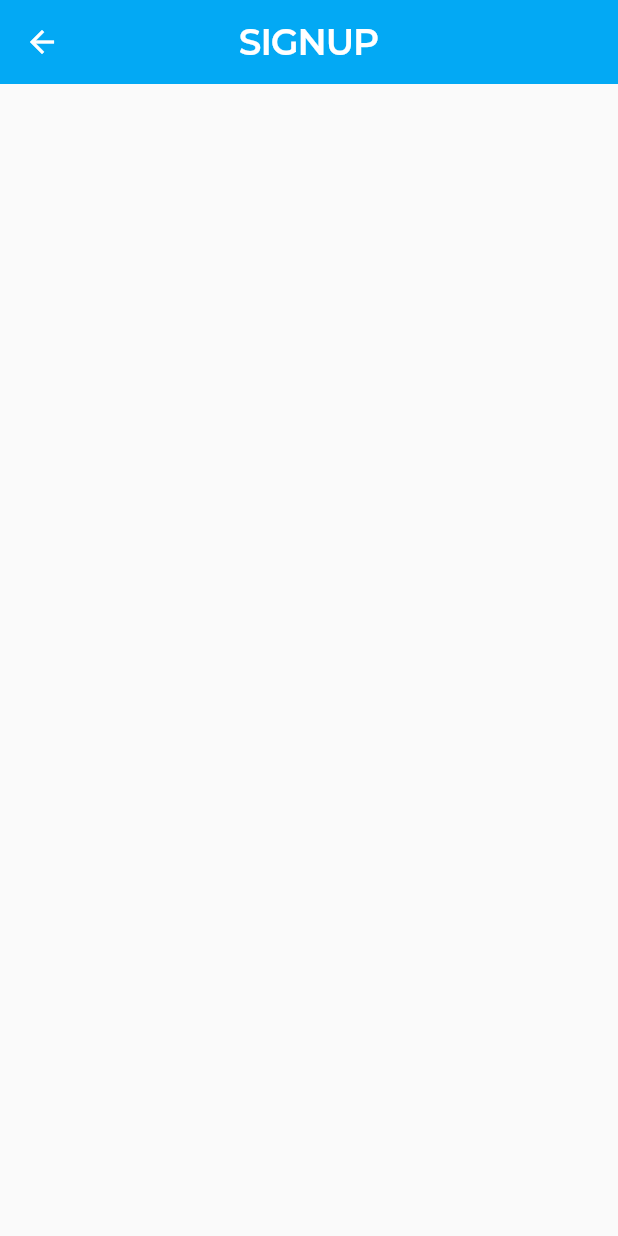
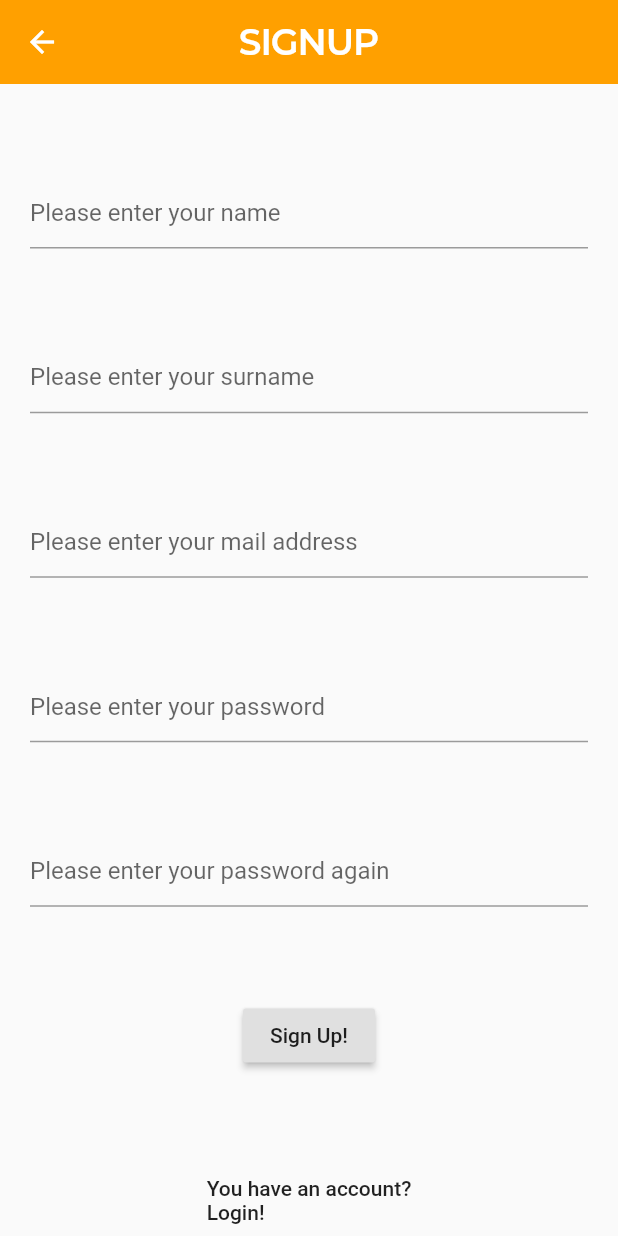
Before and after one commit to oytunkuday/campSU, a Flutter app: the SignUp screen opened by its route, on a phone screen of 412 x 824 dp. Run offline on Flutter 3.47's test engine with Material 2 defaults, Android fonts, the light colour scheme and no system bars; our stand-ins replace email_validator, google_fonts, video_player; network calls fail.

Commit message:
Sign up to this very unsuspicious thing

```diff
--- a/lib/routes/signup.dart
+++ b/lib/routes/signup.dart
@@ -1,6 +1,8 @@
 import 'package:flutter/material.dart';
 import 'package:campsu/utils/colors.dart';
 import 'package:campsu/utils/styles.dart';
+import 'package:campsu/utils/dimensions.dart';
+import 'package:campsu/pages/home_page.dart';
 
 class SignUp extends StatefulWidget {
   @override
@@ -10,6 +12,15 @@ class SignUp extends StatefulWidget {
 }
 
 class _SignUpState extends State<SignUp> {
+  final _formkey = GlobalKey<FormState>();
+
+  String? _name;
+  String? _surname;
+  String? _email;
+
+  TextEditingController _password = TextEditingController();
+  TextEditingController _confirmpasword = TextEditingController();
+
   @override
   Widget build(BuildContext context) {
     return Scaffold(
@@ -18,9 +29,125 @@ class _SignUpState extends State<SignUp> {
           'SIGNUP',
           style: kAppBarTitleTextStyle,
         ),
-        backgroundColor: AppColors.primary,
+        backgroundColor: AppColors.headColor,
         centerTitle: true,
         elevation: 0.0,
+      ),
+      body: Form(
+        key: _formkey,
+        child: Padding(
+          padding: EdgeInsets.only(left: 20, right: 20),
+          child: Column(
+            mainAxisAlignment: MainAxisAlignment.spaceBetween,
+            children: [
+              SizedBox(),
+              TextFormField(
+                decoration: const InputDecoration(
+                  focusedBorder: OutlineInputBorder(
+                    borderSide: BorderSide(),
+                  ),
+                  hintText: "Please enter your name",
+                ),
+                validator: (String? value) {
+                  if (value!.isEmpty) {
+                  } else {
+                    return null;
+                  }
+                },
+                onSaved: (value) {
+                  _name = value;
+                },
+              ),
+              TextFormField(
+                decoration: const InputDecoration(
+                  focusedBorder: OutlineInputBorder(
+                    borderSide: BorderSide(),
+                  ),
+                  hintText: "Please enter your surname",
+                ),
+                validator: (String? value) {
+                  if (value!.isEmpty) {
+                  } else {
+                    return null;
+                  }
+                },
+                onSaved: (value) {
+                  _surname = value;
+                },
+              ),
+              TextFormField(
+                decoration: const InputDecoration(
+                  focusedBorder: OutlineInputBorder(
+                    borderSide: BorderSide(),
+                  ),
+                  hintText: "Please enter your mail address",
+                ),
+                validator: (String? value) {
+                  if (value!.isEmpty) {
+                  } else {
+                    return null;
+                  }
+                },
+                onSaved: (value) {
+                  _email = value;
+                },
+              ),
+              TextFormField(
+                decoration: const InputDecoration(
+                  focusedBorder: OutlineInputBorder(
+                    borderSide: BorderSide(),
+                  ),
+                  hintText: "Please enter your password",
+                ),
+                validator: (String? value) {
+                  if (value!.isEmpty) {
+                  } else {
+                    return null;
+                  }
+                },
+                onSaved: (value) {},
+              ),
+              TextFormField(
+                decoration: const InputDecoration(
+                  focusedBorder: OutlineInputBorder(
+                    borderSide: BorderSide(),
+                  ),
+                  hintText: "Please enter your password again",
+                ),
+                validator: (String? value) {
+                  if (value!.isEmpty) {
+                  } else {
+                    return null;
+                  }
+                },
+                onSaved: (value) {},
+              ),
+              RaisedButton(
+                onPressed: () {
+                  if (_formkey.currentState!.validate()) {
+                    // buraya girerse eğer, serbest bir fonksiyon yaz içinde setState olsun
+                    // build fonksiyonunu tekrar çalıştırsın ama butonun altında yazı olsun
+                    // düzgün yazdıramadın diye
+
+                  } else {
+                    Navigator.push(context,
+                        MaterialPageRoute(builder: (context) => HomePage()));
+                  }
+                },
+                child: Text(
+                  "Sign Up!",
+                  style: TextStyle(),
+                ),
+              ),
+              MaterialButton(
+                child: Text("You have an account?\nLogin!"),
+                onPressed: () {
+                  Navigator.pushNamed(context, '/login');
+                },
+              ),
+            ],
+          ),
+        ),
       ),
     );
   }
--- a/lib/utils/styles.dart
+++ b/lib/utils/styles.dart
@@ -15,6 +15,7 @@ TextStyle? HeadingTextStyleBlack = GoogleFonts.montserrat(
   fontSize: 30.0,
   letterSpacing: -0.6,
 );
+
 TextStyle? ButtonLightTextStyle = GoogleFonts.montserrat(
   color: AppColors.textColor,
   fontWeight: FontWeight.w700,
@@ -58,3 +59,7 @@ final kLabelStyle = GoogleFonts.montserrat(
   fontSize: 14.0,
   color: AppColors.textColor,
 );
+
+final kSignUpPageHeadStyle = GoogleFonts.montserrat(
+  fontSize: 31,
+);
```
Also changed, not shown: lib/routes/login.dart (+5 -5 lines), 1 other file.
